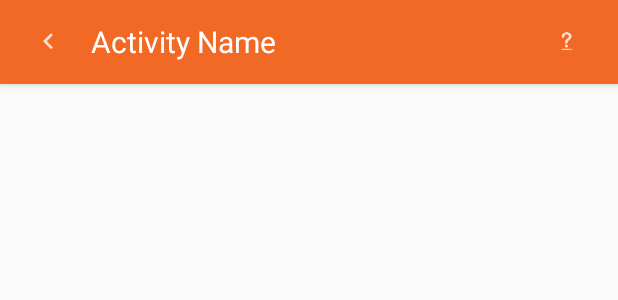
After one commit to BlackVick/Hosh, an Android app: the layout activity_user_image_gallery.xml on its own in the app's theme, with its tools: preview values and no code run, on a phone screen of 412 x 824 dp. The commit adds this screen. Shown: the top 300 px of the screen. Run offline under Robolectric (Android 15) with nearby library versions, the phone set to English and light mode, and no system bars.

Commit message:
Fixed up both user gallery

```diff
--- a/app/src/main/AndroidManifest.xml
+++ b/app/src/main/AndroidManifest.xml
@@ -83,7 +83,8 @@
         <activity android:name=".MyProfile" />
         <activity
             android:name=".ImageViewers.OtherProfileImageView"
-            android:theme="@style/ImageViewTheme" ></activity>
+            android:theme="@style/ImageViewTheme" />
+        <activity android:name=".UserImageGallery"></activity>
     </application>
 
 </manifest>
--- a/app/src/main/java/com/blackviking/hosh/ImageGallery.java
+++ b/app/src/main/java/com/blackviking/hosh/ImageGallery.java
@@ -294,7 +294,6 @@ public class ImageGallery extends AppCompatActivity {
                                 public void onError() {
                                     Picasso.with(getBaseContext())
                                             .load(model.getImageThumbUrl())
-                                            .transform(new FaceCenterCrop(400, 400))
                                             .placeholder(R.drawable.ic_loading_animation)
                                             .into(viewHolder.galleryImage);
                                 }
--- a/app/src/main/java/com/blackviking/hosh/MyProfile.java
+++ b/app/src/main/java/com/blackviking/hosh/MyProfile.java
@@ -379,6 +379,7 @@ public class MyProfile extends AppCompatActivity {
 
 
                 /*---   GALLERY   ---*/
+                if (Common.isConnectedToInternet(getBaseContext())) {
                     openGallery.setOnClickListener(new View.OnClickListener() {
                         @Override
                         public void onClick(View v) {
@@ -387,6 +388,11 @@ public class MyProfile extends AppCompatActivity {
                             overridePendingTransition(R.anim.fade_in, R.anim.fade_out);
                         }
                     });
+                } else {
+
+                    openGallery.setVisibility(View.GONE);
+
+                }
 
 
                 /*---   BIO, GENDER, LOCATION, INTEREST, DATE JOINED, STATUS   ---*/
--- /dev/null
+++ b/app/src/main/res/layout/activity_user_image_gallery.xml
@@ -0,0 +1,19 @@
+<?xml version="1.0" encoding="utf-8"?>
+<RelativeLayout
+    xmlns:android="http://schemas.android.com/apk/res/android"
+    xmlns:app="http://schemas.android.com/apk/res-auto"
+    xmlns:tools="http://schemas.android.com/tools"
+    android:layout_width="match_parent"
+    android:layout_height="match_parent"
+    tools:context="com.blackviking.hosh.UserImageGallery"
+    android:id="@+id/userImageGalleryRootLayout">
+
+    <include layout="@layout/snippet_for_general"/>
+
+    <android.support.v7.widget.RecyclerView
+        android:layout_width="match_parent"
+        android:layout_height="match_parent"
+        android:layout_marginTop="?attr/actionBarSize"
+        android:id="@+id/userGalleryRecycler"></android.support.v7.widget.RecyclerView>
+
+</RelativeLayout>
--- a/app/src/main/res/layout/gallery_item.xml
+++ b/app/src/main/res/layout/gallery_item.xml
@@ -6,7 +6,7 @@
     android:layout_margin="2dp">
 
     <ImageView
-        android:layout_width="wrap_content"
+        android:layout_width="80dp"
         android:layout_height="80dp"
         android:id="@+id/galleryImage"
         android:adjustViewBounds="true"
```
Also changed, not shown: app/src/main/java/com/blackviking/hosh/OtherUserProfile.java (+15 -6 lines), app/src/main/java/com/blackviking/hosh/UserImageGallery.java (added, +169 -0 lines). Lines whose indentation alone changed are shown as unchanged.
